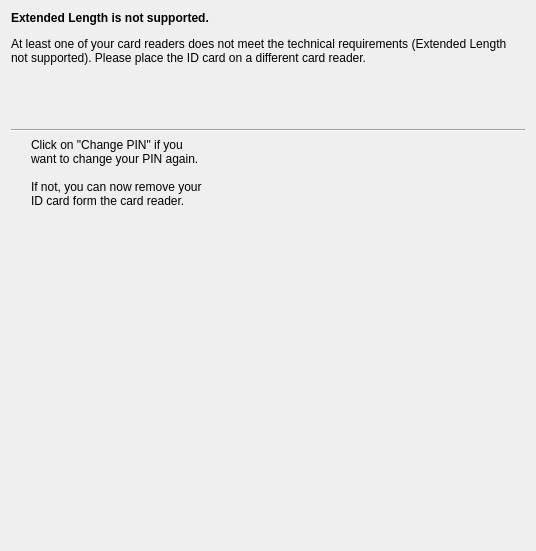
Governikus/AusweisApp, file src/widget/PinSettingsWidget.ui: the form before one commit.
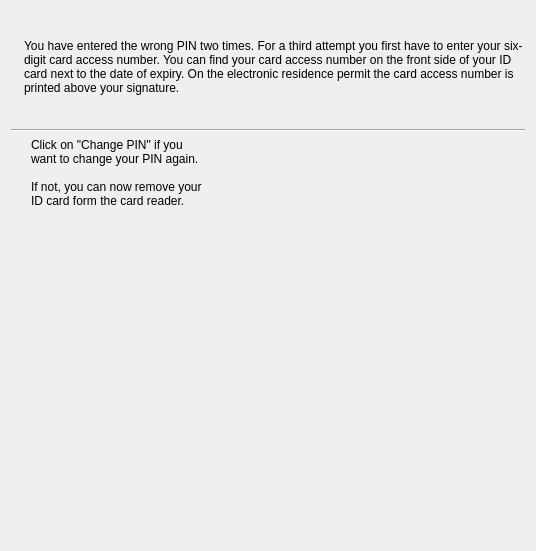
The form after the commit. The open tabs and pages were chosen to show the change. Icons and pictures are not drawn. Custom widgets are drawn as their Qt base class.

Diff of the .ui file:
```diff
--- a/src/widget/PinSettingsWidget.ui
+++ b/src/widget/PinSettingsWidget.ui
@@ -408,44 +408,6 @@
 		</item>
 	  </layout>
 	 </widget>
-	 <widget class="QWidget" name="errorInsufficientApduLengthMulti">
-	  <layout class="QVBoxLayout" name="verticalLayout_30">
-	   <property name="spacing">
-	    <number>0</number>
-		</property>
-	   <property name="leftMargin">
-	    <number>0</number>
-		</property>
-	   <property name="topMargin">
-	    <number>0</number>
-		</property>
-	   <property name="rightMargin">
-	    <number>0</number>
-		</property>
-	   <property name="bottomMargin">
-	    <number>0</number>
-		</property>
-	   <item>
-	    <widget class="QLabel" name="label_30">
-		 <property name="focusPolicy">
-		  <enum>Qt::TabFocus</enum>
-		 </property>
-		 <property name="text">
-		  <string>&lt;html&gt;
-&lt;h4&gt;Extended Length is not supported.&lt;/h4&gt;
-&lt;p&gt;At least one of your card readers does not meet the technical requirements (Extended Length not supported). Please place the ID card on a different card reader.&lt;/p&gt;
-&lt;/html&gt;</string>
-         </property>
-		 <property name="alignment">
-		  <set>Qt::AlignLeading|Qt::AlignLeft|Qt::AlignTop</set>
-		 </property>
-		 <property name="wordWrap">
-		  <bool>true</bool>
-		 </property>
-		</widget>
-		</item>
-	  </layout>
-	 </widget>
      <widget class="QWidget" name="errorMultipleNpasHeaderPage">
       <layout class="QVBoxLayout" name="verticalLayout_16">
        <property name="spacing">
```
Left out of the diff: 2 changed lines with no effect on the pictures.
